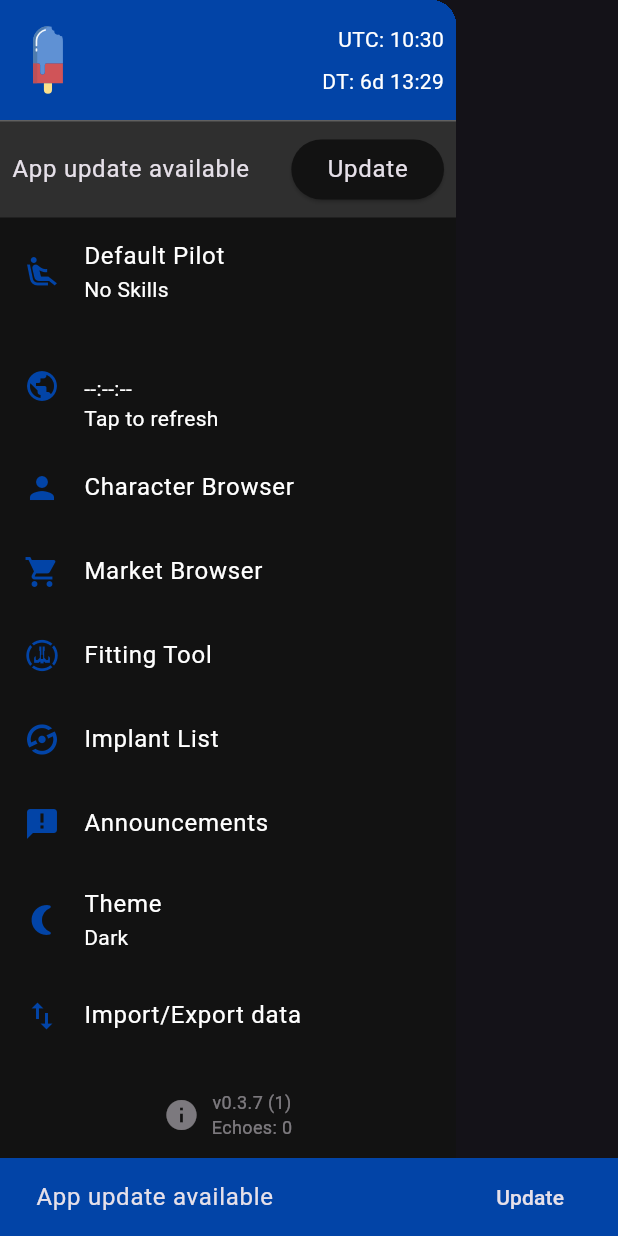
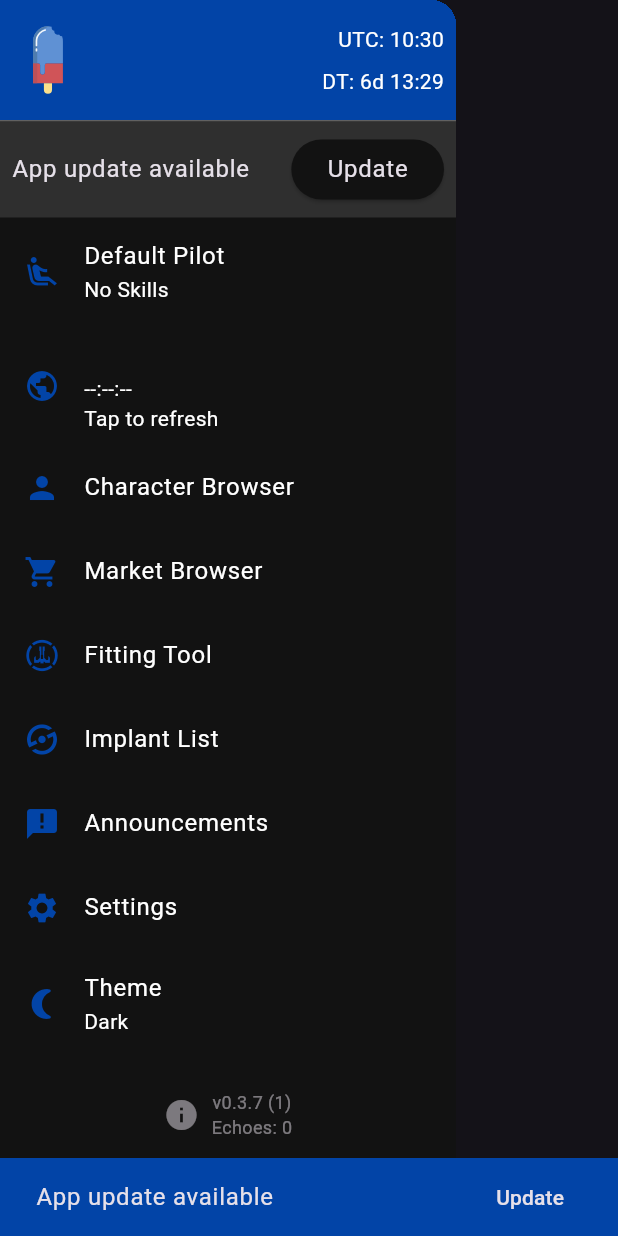
Before and after one commit to sweet-org/sweet, a Flutter app: the AppDrawer widget shown alone on an empty page, opened directly, on a phone screen of 412 x 824 dp. Run offline on Flutter 3.47's test engine with Material 3 defaults, Android fonts, the light colour scheme and no system bars; drawn by our look-alikes of flutter_countdown_timer; our stand-ins replace adaptive_theme, auto_size_text, bloc, csv, equatable, file_picker and 20 more; missing offline and left inert: expressions, filesize, scan; accounts and stored records are empty; network calls fail.

Commit message:
Add settings page navigation

```diff
--- a/lib/app.dart
+++ b/lib/app.dart
@@ -3,6 +3,7 @@
 import 'package:sweet/model/character/character.dart';
 import 'package:sweet/database/entities/item.dart';
 import 'package:sweet/pages/implant_fitting/implant_fitting_page.dart';
+import 'package:sweet/pages/settings/settings_page.dart';
 import 'package:sweet/repository/character_repository.dart';
 import 'package:sweet/service/fitting_simulator.dart';
 import 'package:sweet/pages/character_profile/character_profile_page.dart';
@@ -41,6 +42,15 @@
           if (settings.name == '/') {
             return PageRouteBuilder(
               pageBuilder: (_, __, ___) => RootPage(),
+              transitionsBuilder: (_, anim, __, child) {
+                return buildSlideTransitionForChild(anim, child);
+              },
+            );
+          }
+
+          if (settings.name == SettingsPage.routeName) {
+            return PageRouteBuilder(
+              pageBuilder: (_, __, ___) => SettingsPage(),
               transitionsBuilder: (_, anim, __, child) {
                 return buildSlideTransitionForChild(anim, child);
               },
--- a/lib/bloc/navigation_bloc/navigation_bloc.dart
+++ b/lib/bloc/navigation_bloc/navigation_bloc.dart
@@ -15,6 +15,9 @@
   ) async {
     if (event is RequestNavigationRoute) {
       emit(PushNavigationRoute(event.route));
+    }
+    if (event is ShowSettingsPage) {
+      emit(ResetRootState(RootPages.Settings));
     }
     if (event is ShowMarketBrowserPage) {
       emit(ResetRootState(RootPages.MarketBrowser));
--- a/lib/bloc/navigation_bloc/navigation_bloc_events.dart
+++ b/lib/bloc/navigation_bloc/navigation_bloc_events.dart
@@ -27,3 +27,5 @@
 class ShowImplantToolPage extends NavigationEvent {}
 
 class ShowPatchNotesPage extends NavigationEvent {}
+
+class ShowSettingsPage extends NavigationEvent {}
--- a/lib/bloc/navigation_bloc/navigation_bloc_states.dart
+++ b/lib/bloc/navigation_bloc/navigation_bloc_states.dart
@@ -4,6 +4,7 @@
 import 'package:flutter/foundation.dart';
 
 enum RootPages {
+  Settings,
   MarketBrowser,
   ItemBrowser,
   CharacterBrowser,
@@ -41,6 +42,9 @@
   @override
   String get title {
     switch (defaultPage) {
+      case RootPages.Settings:
+        return 'Settings';
+
       case RootPages.ItemBrowser:
         return 'Item Browser';
 
--- a/lib/pages/home_page/home_page.dart
+++ b/lib/pages/home_page/home_page.dart
@@ -5,9 +5,10 @@
 import 'package:sweet/pages/implants_list/implant_list_page.dart';
 import 'package:sweet/pages/items_browser/items_browser.dart';
 import 'package:sweet/pages/market_browser/market_browser.dart';
+import 'package:sweet/pages/settings/settings_page.dart';
+import 'package:sweet/pages/patch_notes/patch_notes_page.dart';
 import 'package:flutter/material.dart';
 import 'package:flutter_bloc/flutter_bloc.dart';
-import 'package:sweet/pages/patch_notes/patch_notes_page.dart';
 
 import 'widgets/app_drawer.dart';
 
@@ -28,6 +29,9 @@
         Widget? body;
         if (state is ResetRootState) {
           switch (state.defaultPage) {
+            case RootPages.Settings:
+              body = SettingsPage();
+              break;
             case RootPages.MarketBrowser:
               body = MarketBrowser();
               BlocProvider.of<ItemRepositoryBloc>(context)
--- a/lib/pages/home_page/widgets/app_drawer.dart
+++ b/lib/pages/home_page/widgets/app_drawer.dart
@@ -110,6 +110,12 @@
                         title: 'Announcements',
                         icon: Icons.announcement,
                         event: ShowPatchNotesPage(),
+                      ),
+                      buildDrawerListTile(
+                        context,
+                        title: 'Settings',
+                        icon: Icons.settings,
+                        event: ShowSettingsPage(),
                       ),
                       ListTile(
                         leading: Icon(
--- /dev/null
+++ b/lib/pages/settings/settings_page.dart
@@ -0,0 +1,17 @@
+
+import 'package:flutter/cupertino.dart';
+
+class SettingsPage extends StatelessWidget {
+  static const routeName = '/settings';
+
+  const SettingsPage({super.key});
+
+  @override
+  Widget build(BuildContext context) {
+    return CupertinoPageScaffold(
+      child: Center(
+        child: Text('Settings Page'),
+      ),
+    );
+  }
+}
```
